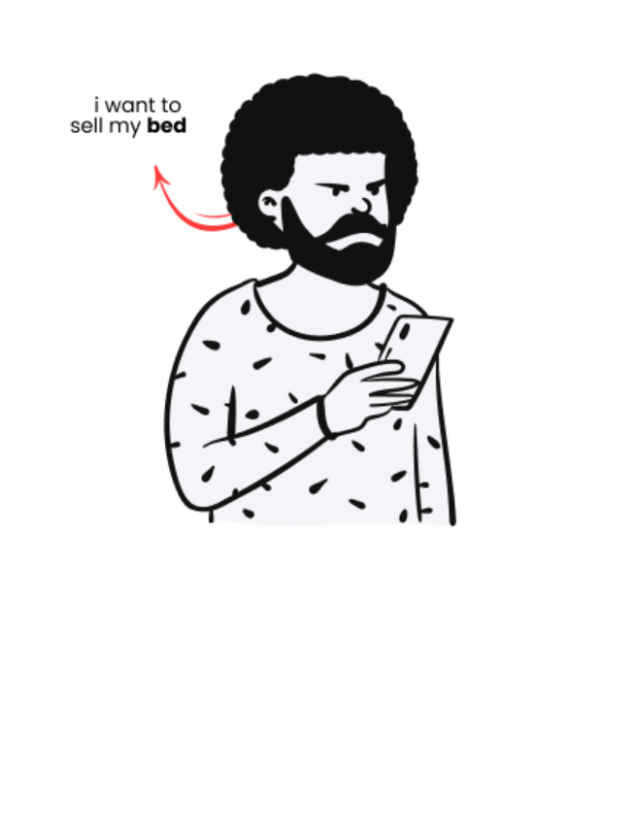
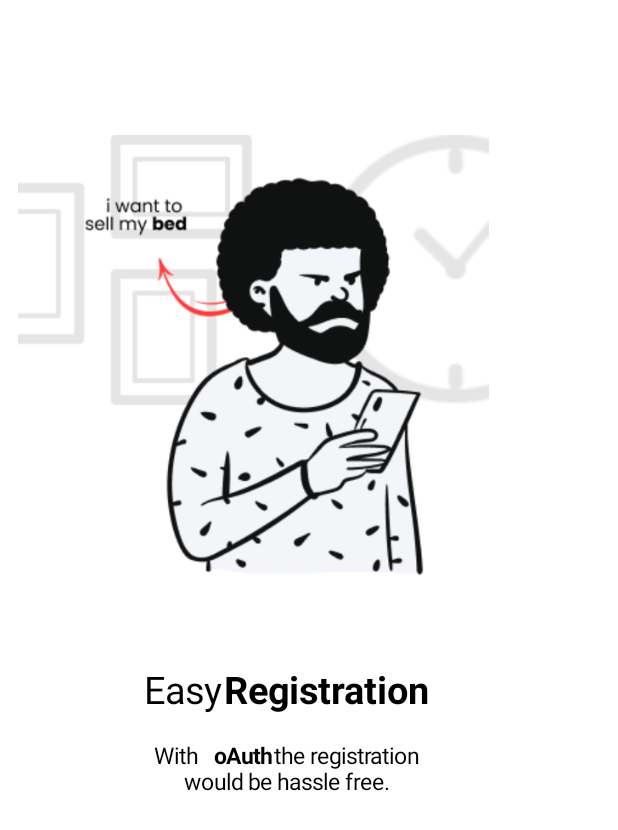
Before and after one commit to KU-Bazar/android, an Android app built with Jetpack Compose: the @Preview function firstScreen, on a phone screen of 412 x 824 dp. Shown: the top 830 px of the screen. Run offline under Robolectric (Android 15) with nearby library versions, the phone set to English and light mode, and no system bars.

Commit message:
feat: UI designing of Onboarding Screen

```diff
--- a/KU-BazarApp/app/src/main/java/com/ku/bazar/onBoarding_Screen.kt
+++ b/KU-BazarApp/app/src/main/java/com/ku/bazar/onBoarding_Screen.kt
@@ -2,29 +2,72 @@ package com.ku.bazar
 
 import androidx.compose.foundation.Image
 import androidx.compose.foundation.layout.*
+import androidx.compose.material.Text
 import androidx.compose.runtime.Composable
 import androidx.compose.ui.Alignment
 import androidx.compose.ui.Modifier
 import androidx.compose.ui.res.painterResource
 import androidx.compose.ui.tooling.preview.Preview
 import androidx.compose.ui.unit.dp
+import androidx.compose.ui.unit.sp
 import com.ku.bazar.util.OnBoarding
 
 @Preview(showSystemUi = true, showBackground = true)
 @Composable
 fun firstScreen(){
+    Row(horizontalArrangement = Arrangement.Start) {
+        Image(
+            modifier = Modifier
+                .padding(0.dp, 90.dp, 0.dp, 0.dp)
+                .size(height = 180.dp, width = 180.dp),
+            painter = painterResource(id = OnBoarding.First.backFourth),
+            contentDescription =" @string/wall_des"
+        )
+
+        Image(
+            modifier = Modifier
+                .padding(0.dp, 90.dp, 0.dp, 0.dp)
+                .size(height = 180.dp, width = 180.dp),
+            painter = painterResource(id = OnBoarding.First.backSecond),
+            contentDescription =" @string/wall_des"
+        )
+    }
+
     Column(
-//        modifier = Modifier
-//            .fillMaxHeight()
-//            .fillMaxWidth()
+        modifier = Modifier
+            .padding(16.dp)
     )
     {
         Image(
             modifier = Modifier
+                .padding(0.dp, 60.dp, 0.dp, 0.dp)
                 .align(Alignment.CenterHorizontally)
-                .size(height = 400.dp, width = 400.dp),
+                .size(height = 350.dp, width = 350.dp),
             painter = painterResource(id = OnBoarding.First.image),
             contentDescription = "@string/con_description"
         )
+
+        Spacer(modifier = Modifier.height(20.dp))
+
+        Text(
+            text = OnBoarding.First.titleFirst,
+            fontSize = 25.sp,
+            modifier = Modifier.align(Alignment.CenterHorizontally)
+        )
+
+        Spacer(modifier = Modifier.height(20.dp))
+
+        Text(
+            text = OnBoarding.First.description_first,
+            fontSize = 15.sp,
+            modifier = Modifier.align(Alignment.CenterHorizontally)
+        )
+
+        Text(
+            text = OnBoarding.First.description_second,
+            fontSize = 15.sp,
+            modifier = Modifier.align(Alignment.CenterHorizontally)
+        )
     }
+
 }
--- a/KU-BazarApp/app/src/main/java/com/ku/bazar/util/OnBoarding.kt
+++ b/KU-BazarApp/app/src/main/java/com/ku/bazar/util/OnBoarding.kt
@@ -11,8 +11,9 @@ import com.ku.bazar.R
 sealed class OnBoarding(
     @DrawableRes  //This tells the compiler that the return value of an integer parameter will be a drawable resource
     val image: Int,
-    val title_first: AnnotatedString,
-    val description: AnnotatedString,
+    val titleFirst: AnnotatedString,
+    val description_first: AnnotatedString,
+    val description_second: AnnotatedString,
     @DrawableRes
     val backFirst: Int,
     @DrawableRes
@@ -20,23 +21,27 @@ sealed class OnBoarding(
     @DrawableRes
     val backThird: Int,
     @DrawableRes
-    val backFourth: Int?
+    val backFourth: Int
 ){
     object First : OnBoarding(
         image = R.drawable.onboard_me,
-        title_first = buildAnnotatedString {
+        titleFirst = buildAnnotatedString {
                                            append("Easy")
+            append("\t")
             withStyle(style = SpanStyle(fontWeight = FontWeight.Bold)){
                 append("Registration")
             }
         },
-        description = buildAnnotatedString {
+        description_first = buildAnnotatedString {
                                            append("With")
+            append("\t")
             withStyle(style = SpanStyle(fontWeight = FontWeight.Bold)){
                 append("oAuth")
             }
+            append("\t")
             append("the registration")
-            append("\n")
+        },
+        description_second = buildAnnotatedString {
             append("would be hassle free.")
         },
         backFirst = R.drawable.wall,
--- a/KU-BazarApp/app/src/main/res/values/strings.xml
+++ b/KU-BazarApp/app/src/main/res/values/strings.xml
@@ -9,4 +9,5 @@
     <string name="hassle">would be hassle free.</string>
     <string name="skip">Skip</string>
     <string name="con_description">This the first image of OnBoarding Screen</string>
+    <string name="wall_des">This is the background image for wall</string>
 </resources>
```
